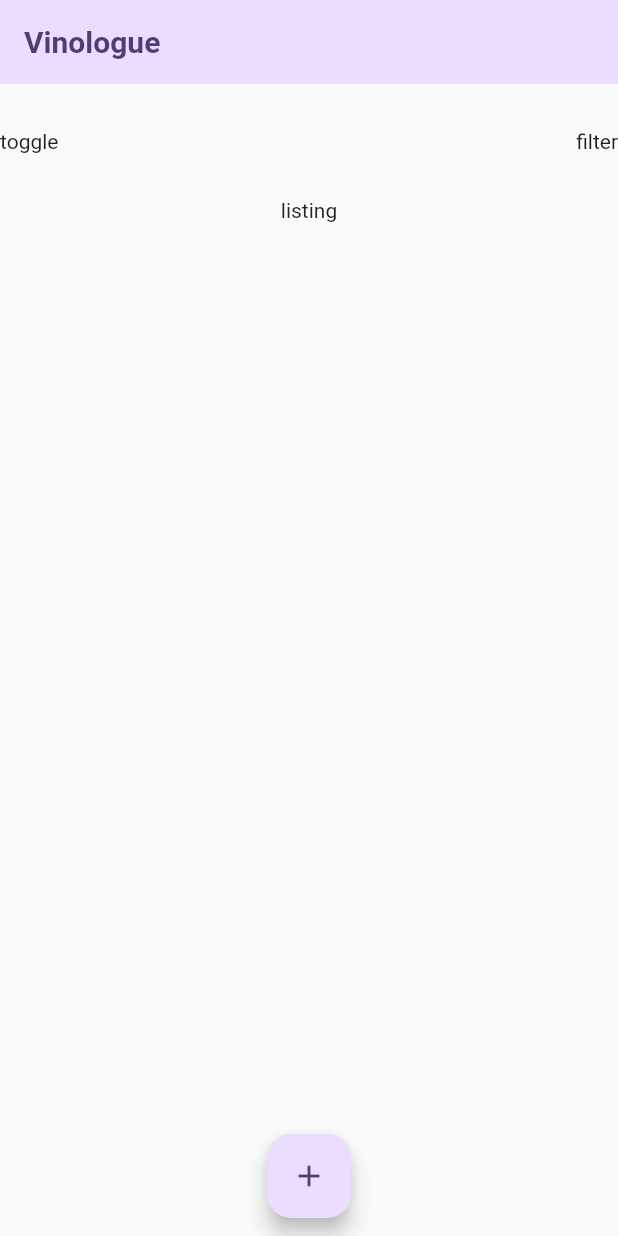
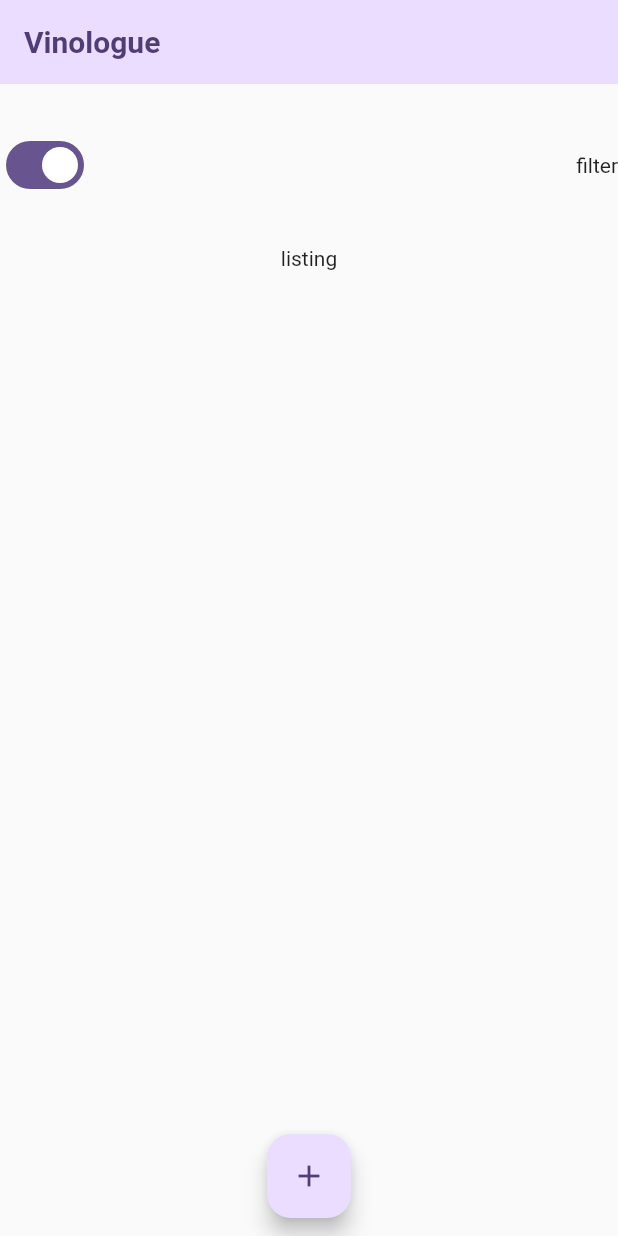
Before and after one commit to chuckchoiboi/vinologue, a Flutter app: the screen it shows after launch, on a phone screen of 412 x 824 dp. Run offline on Flutter 3.47's test engine with Material 2 defaults, Android fonts, the phone set to English and light mode, and no system bars.

Commit message:
add toggle switch

```diff
--- a/lib/widgets/listing/listing_filter.dart
+++ b/lib/widgets/listing/listing_filter.dart
@@ -1,15 +1,28 @@
 import 'package:flutter/material.dart';
 
-class ListingFilter extends StatelessWidget {
+class ListingFilter extends StatefulWidget {
   const ListingFilter({super.key});
 
   @override
+  State<ListingFilter> createState() => _ListingFilterState();
+}
+
+class _ListingFilterState extends State<ListingFilter> {
+  bool isToggleOn = true;
+
+  @override
   Widget build(context) {
-    return const Row(
+    return Row(
       mainAxisAlignment: MainAxisAlignment.spaceBetween,
       children: [
-        Text('toggle'),
-        Text('filter'),
+        Switch(
+            onChanged: (bool value) {
+              setState(() {
+                isToggleOn = value;
+              });
+            },
+            value: isToggleOn),
+        const Text('filter'),
       ],
     );
   }
```
